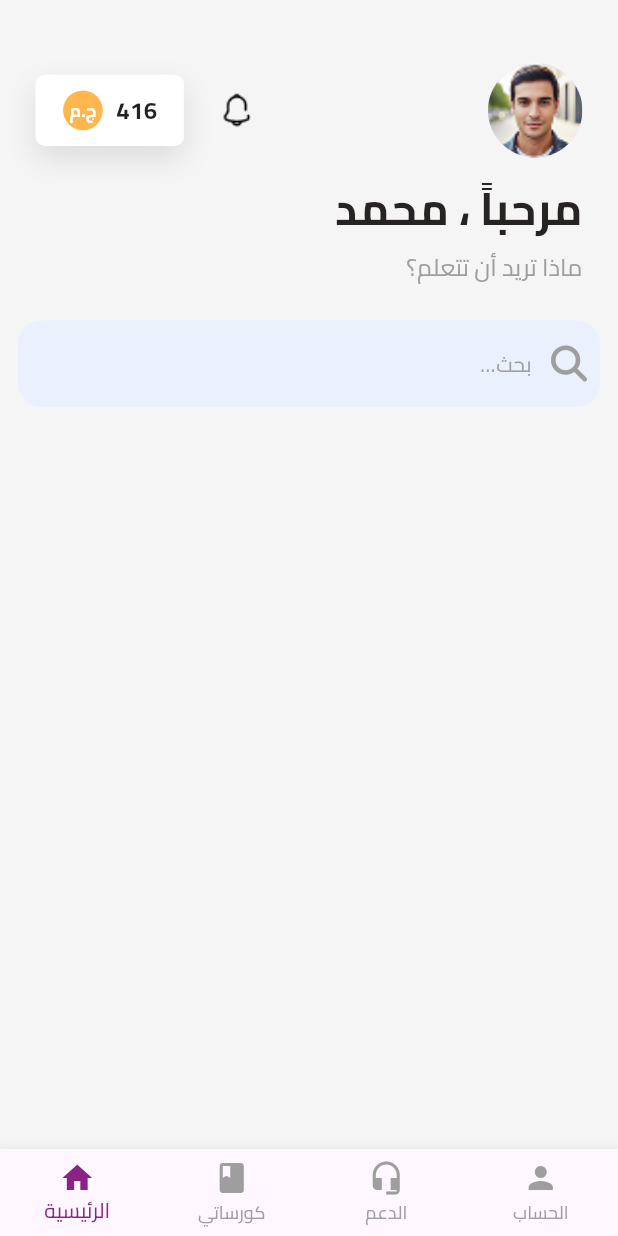
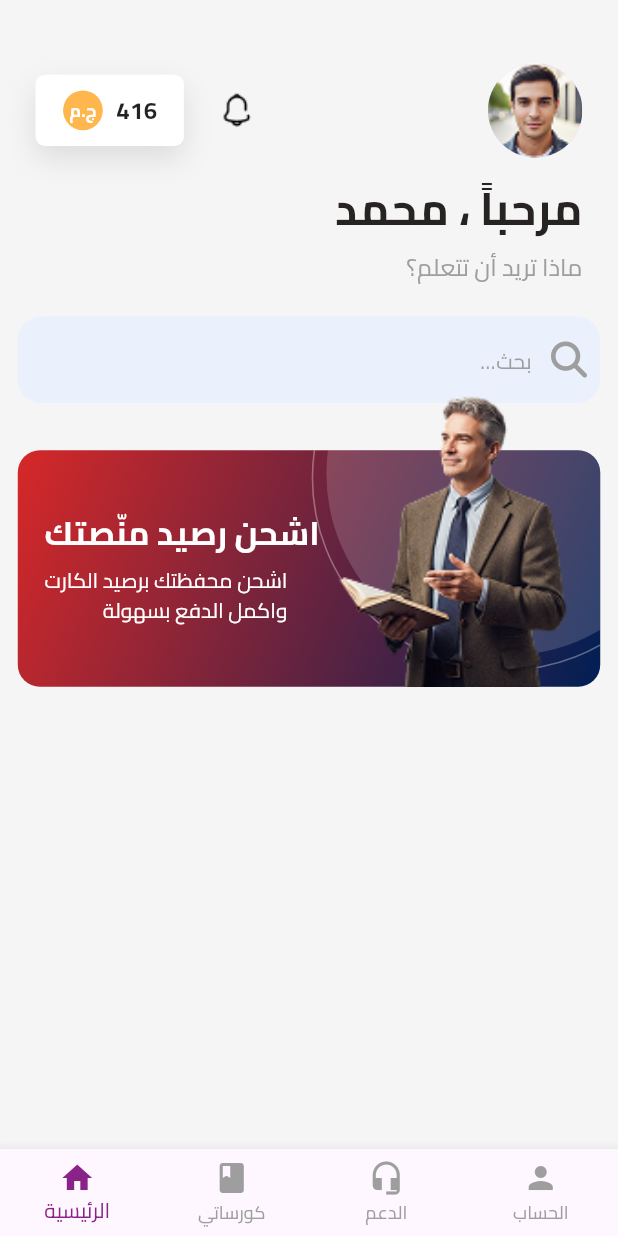
Before and after one commit to Mohamed1Hamada/Bengo-app, a Flutter app: the HomeView screen opened by its route, on a phone screen of 412 x 824 dp. Run offline on Flutter 3.47's test engine with Material 3 defaults, Android fonts, the phone set to English and light mode, and no system bars; our stand-ins replace flutter_screenutil, font_awesome_flutter, go_router.

Commit message:
promo banner done

```diff
--- a/lib/Features/Home/presentation/views/widgets/home_view_body.dart
+++ b/lib/Features/Home/presentation/views/widgets/home_view_body.dart
@@ -1,5 +1,6 @@
 import 'package:bengo_app/Features/Home/presentation/views/widgets/custom_home_header.dart';
 import 'package:bengo_app/Features/Home/presentation/views/widgets/home_search_field.dart';
+import 'package:bengo_app/Features/Home/presentation/views/widgets/promo_banner.dart';
 import 'package:flutter/material.dart';
 import 'package:flutter_screenutil/flutter_screenutil.dart';
 
@@ -15,10 +16,10 @@ class HomeViewBody extends StatelessWidget {
           children: [
             SizedBox(height: 20.h),
             const CustomHomeHeader(),
-            SizedBox(height: 25.h),
+            SizedBox(height: 20.h),
             const HomeSearchField(),
-            //  SizedBox(height: 25.h),
-            // const PromoBanner(),
+             SizedBox(height: 60.h),
+             const PromoBanner(),
             // SizedBox(height: 30.h),
 
             // هنا هنضيف جزء "الكورسات" والـ Categories في الخطوة الجاية
--- a/lib/Features/Home/presentation/views/widgets/promo_banner.dart
+++ b/lib/Features/Home/presentation/views/widgets/promo_banner.dart
@@ -1,3 +1,5 @@
+import 'package:bengo_app/core/utlis/asstes.dart';
+import 'package:bengo_app/core/utlis/styles.dart';
 import 'package:flutter/material.dart';
 import 'package:flutter_screenutil/flutter_screenutil.dart';
 
@@ -6,48 +8,85 @@ class PromoBanner extends StatelessWidget {
 
   @override
   Widget build(BuildContext context) {
-    return Container(
+    return SizedBox(
+      height: 300.h,
+      child: Stack(
+        clipBehavior: Clip.none,
+        children: [
+          // 1. جسم البانر الملون
+          Container(
             width: double.infinity,
-      height: 160.h,
+            height: 300.h,
             decoration: BoxDecoration(
-        borderRadius: BorderRadius.circular(20.r),
+              borderRadius: BorderRadius.circular(28.r),
               gradient: const LinearGradient(
-          begin: Alignment.centerRight,
-          end: Alignment.centerLeft,
+                begin: Alignment.topLeft,
+                end: Alignment.bottomRight,
                 colors: [
-            Color(0xFF2D2A4A), // بنفسجي غامق
-            Color(0xFFB71C1C), // أحمر
+                  Color(0xFFD62828), // أحمر
+                  Color(0xFF001F54), // أزرق غامق
                 ],
               ),
             ),
+            child: ClipRRect(
+              borderRadius: BorderRadius.circular(28.r),
               child: Stack(
                 children: [
-          // النصوص
-          Padding(
-            padding: EdgeInsets.only(right: 20.w, top: 25.h),
-            child: Column(
-              crossAxisAlignment: CrossAxisAlignment.end,
-              children: [
-                Text(
-                  "اشحن رصيد منصتك",
-                  style: TextStyle(color: Colors.white, fontSize: 20.sp, fontWeight: FontWeight.bold, fontFamily: 'Cairo'),
+                  // --- استخدام الـ Widgets بتاعتك هنا (خلف الشخص) ---
+                  Positioned(
+                    top: -200.h, // ظبطت الأرقام عشان تناسب ارتفاع البانر 300
+                    right: -100.w,
+                    child: _GradientCircle(size: 460.r, opacity: 0.16),
                   ),
-                SizedBox(height: 8.h),
-                Text(
-                  "اشحن محفظتك برصيد الكارت\nواكمل الدفع بسهولة.",
-                  textAlign: TextAlign.right,
-                  style: TextStyle(color: Colors.white.withOpacity(0.8), fontSize: 12.sp, fontFamily: 'Cairo'),
+                  Positioned(
+                    top: -210.h,
+                    right: -110.w,
+                    child: _CircleBorder(size: 490.r, opacity: 0.33, borderWidth: 2.r),
                   ),
                 ],
               ),
             ),
-          // صورة الشخص (تأكد من إضافة الصورة في Assets)
+          ),
+
+          // 2. صورة الشخص (فوق الدوائر)
           Positioned(
-            left: 0,
+            right: 0,
             bottom: 0,
             child: Image.asset(
-              'assets/images/man_image.png', // الصورة اللي في الديزاين
-              height: 150.h,
+              AsstesData.bannerMan,
+              height: 400.h,
+              fit: BoxFit.contain,
+            ),
+          ),
+
+          // 3. النصوص (على الشمال)
+          Positioned(
+            left: 30.w,
+            top: 0,
+            bottom: 0,
+            child: Column(
+              mainAxisAlignment: MainAxisAlignment.center,
+              crossAxisAlignment: CrossAxisAlignment.start,
+              children: [
+                Text(
+                  "اشحن رصيد منّصتك",
+                  style: Styles.textStyle22.copyWith(
+                    color: Colors.white,
+                    fontFamily: 'Cairo',
+                    height: 1.3,
+                  ),
+                ),
+                SizedBox(height: 12.h),
+                Text(
+                  "اشحن محفظتك برصيد الكارت\nواكمل الدفع بسهولة",
+                  textAlign: TextAlign.end,
+                  style: Styles.textStyle14.copyWith(
+                    color: Colors.white,
+                    fontFamily: 'Cairo',
+                    height: 1.4,
+                  ),
+                ),
+              ],
             ),
           ),
         ],
@@ -55,3 +94,51 @@ class PromoBanner extends StatelessWidget {
     );
   }
 }
+
+// ==================== الـ Private Widgets اللي إنت بعتها ====================
+
+class _GradientCircle extends StatelessWidget {
+  const _GradientCircle({required this.size, required this.opacity});
+
+  final double size;
+  final double opacity;
+
+  @override
+  Widget build(BuildContext context) {
+    return Container(
+      width: size,
+      height: size,
+      decoration: BoxDecoration(
+        shape: BoxShape.circle,
+        color: Colors.white.withOpacity(opacity), // استخدمت Opacity العادية عشان التوافق
+      ),
+    );
+  }
+}
+
+class _CircleBorder extends StatelessWidget {
+  const _CircleBorder({
+    required this.size,
+    required this.opacity,
+    this.borderWidth = 1,
+  });
+
+  final double size;
+  final double opacity;
+  final double borderWidth;
+
+  @override
+  Widget build(BuildContext context) {
+    return Container(
+      width: size,
+      height: size,
+      decoration: BoxDecoration(
+        shape: BoxShape.circle,
+        border: Border.all(
+          color: Colors.white.withOpacity(opacity),
+          width: borderWidth,
+        ),
+      ),
+    );
+  }
+}
--- a/lib/core/utlis/asstes.dart
+++ b/lib/core/utlis/asstes.dart
@@ -11,4 +11,5 @@ class AsstesData {
   static const googleIcon = 'assets/images/LoginForm.png';
   static const homeHeaderIcon = 'assets/images/Image (Profile).png';
   static const notificationIcon = 'assets/images/Button.png';
+  static const bannerMan = 'assets/images/Rectangle.png';
 }
--- a/lib/core/utlis/styles.dart
+++ b/lib/core/utlis/styles.dart
@@ -23,6 +23,11 @@ abstract class Styles {
 
   static const textStyle20 = TextStyle(
     fontSize: 20,
+    fontWeight: FontWeight.bold,
+  );
+
+  static const textStyle22 = TextStyle(
+    fontSize: 22,
     fontWeight: FontWeight.bold,
   );
 
@@ -71,7 +76,7 @@ abstract class AppStyles {
   );
 
   static TextStyle onBoardSubtitleStyle = const TextStyle(
-    fontSize: 22, // ← تم تصليحه
+    fontSize: 22,
     fontWeight: FontWeight.w800,
     color: Colors.white,
     height: 1.3,
```
Also changed, not shown: assets/images/Image (محاسبة مالية).png (added), assets/images/Image Group.png (added), assets/images/Rectangle.png (added), assets/images/image 19.png (added). Lines whose indentation alone changed are shown as unchanged.
